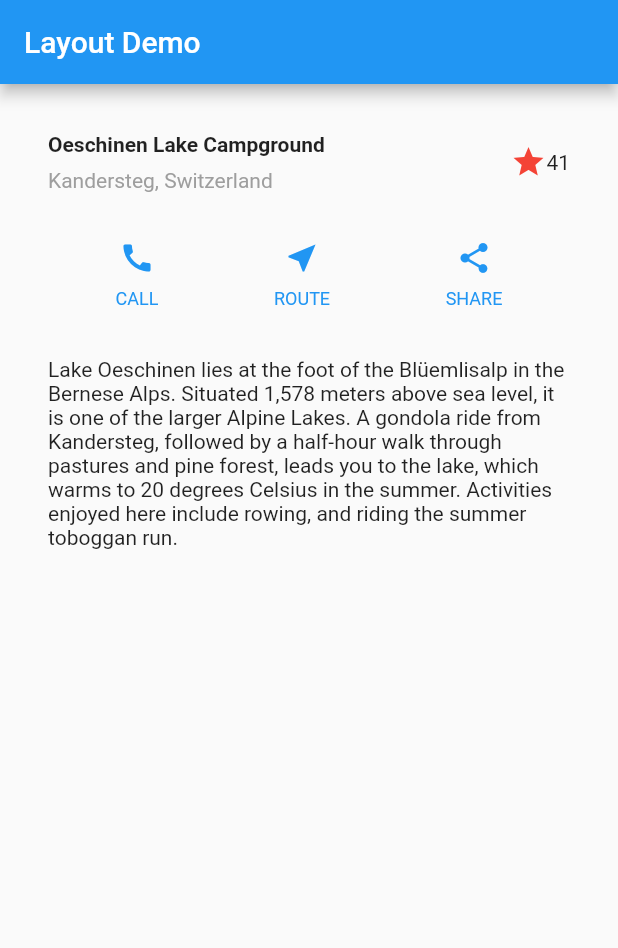
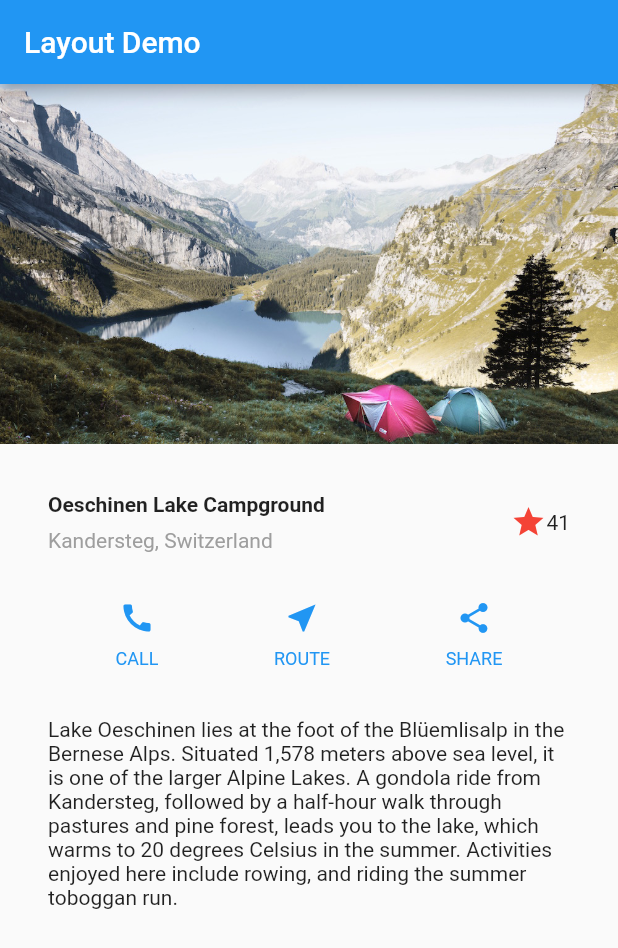
Before and after one commit to nekonenene/flutter_layout_and_animation, a Flutter app: the screen it shows after launch, on a phone screen of 412 x 824 dp. Shown: the top 948 px of the screen. Run offline on Flutter 3.47's test engine with Material 2 defaults, Android fonts, the phone set to English and light mode, and no system bars.

```diff
--- a/lib/main.dart
+++ b/lib/main.dart
@@ -16,6 +16,12 @@ class MyApp extends StatelessWidget {
         ),
         body: Column(
           children: <Widget>[
+            Image.asset(
+              'images/lake.jpg',
+              width: 600,
+              height: 240,
+              fit: BoxFit.cover,
+            ),
             titleSection(),
             buttonSection(Theme.of(context).primaryColor),
             textSection(),
```
